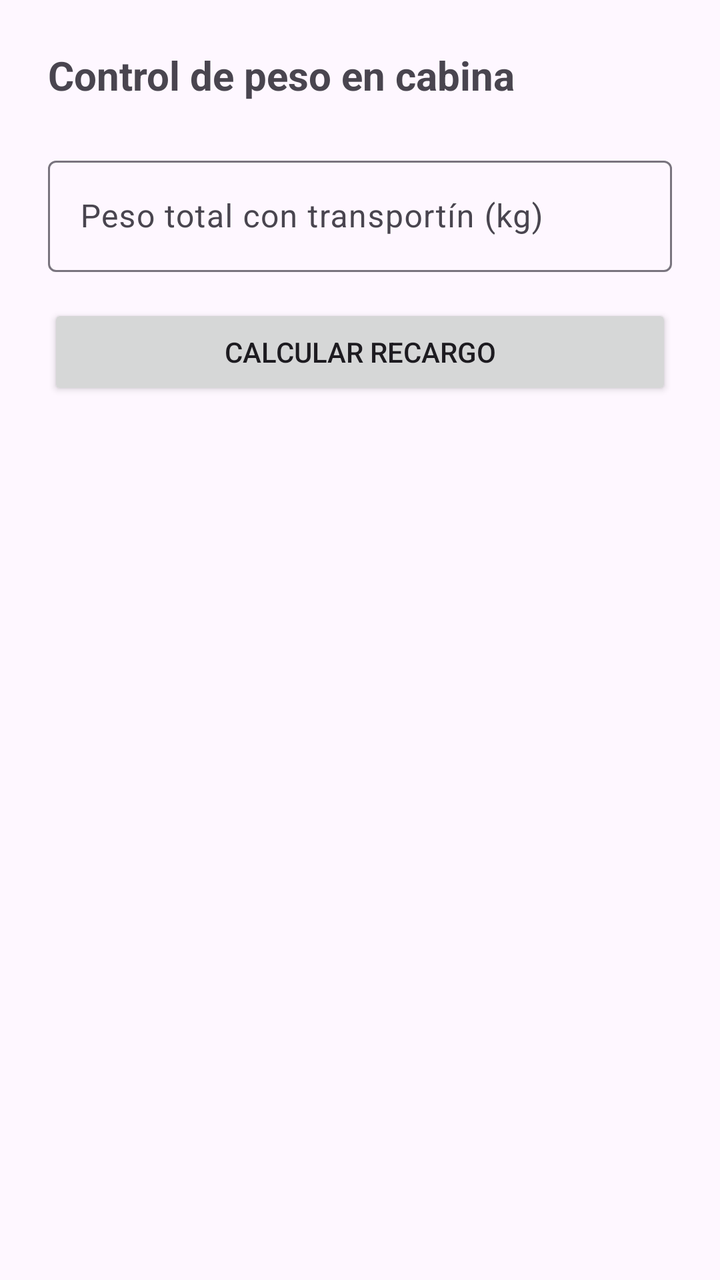
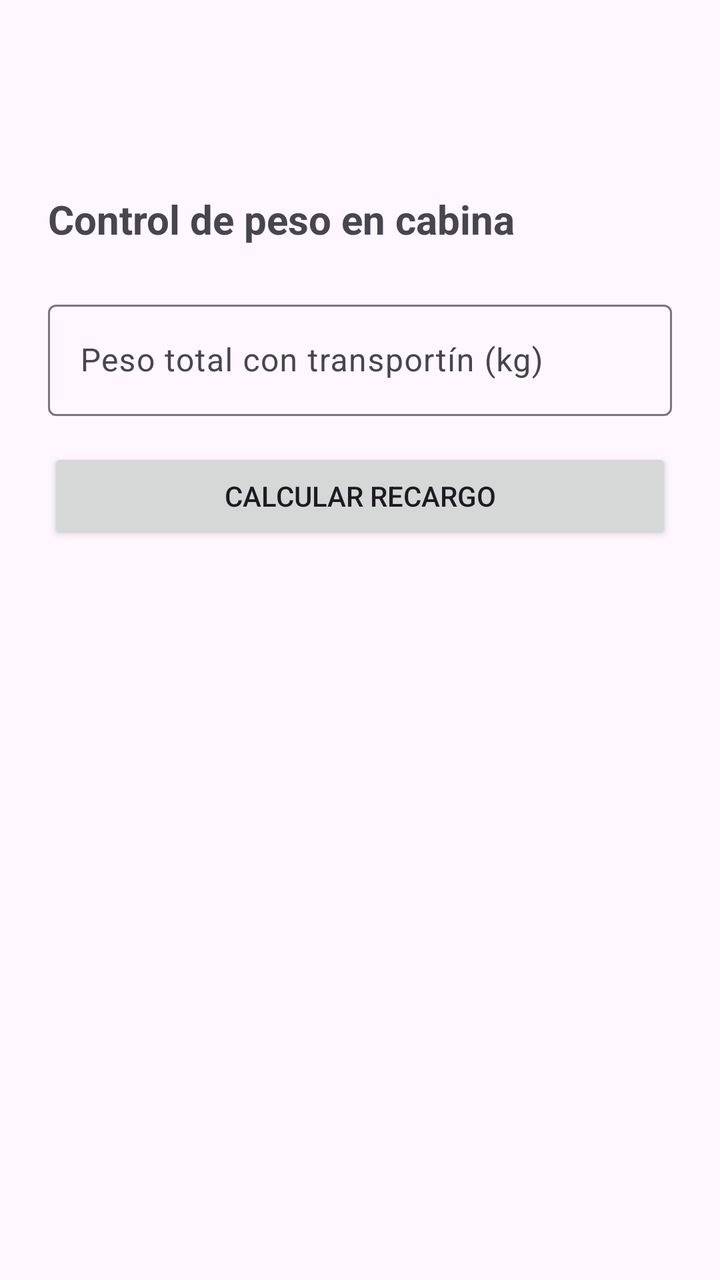

Screens rendered from an Android XML layout before and after an edit, with the pre-edit source and the edit as a unified diff.
<!-- AndroidManifest.xml: application theme Theme.AppGrupo4 -->
<!-- res/layout/fragment_pregunta1.xml -->
<?xml version="1.0" encoding="utf-8"?>
<androidx.constraintlayout.widget.ConstraintLayout
    xmlns:android="http://schemas.android.com/apk/res/android"
    xmlns:app="http://schemas.android.com/apk/res-auto"
    android:layout_width="match_parent"
    android:layout_height="match_parent"
    android:padding="24dp">

    <TextView
        android:id="@+id/tvTitulo"
        android:layout_width="0dp"
        android:layout_height="wrap_content"
        android:text="Control de peso en cabina"
        android:textAlignment="center"
        android:textSize="20sp"
        android:textStyle="bold"
        app:layout_constraintEnd_toEndOf="parent"
        app:layout_constraintStart_toStartOf="parent"
        app:layout_constraintTop_toTopOf="parent" />

    <com.google.android.material.textfield.TextInputLayout
        android:id="@+id/tilPeso"
        android:layout_width="0dp"
        android:layout_height="wrap_content"
        android:layout_marginTop="24dp"
        android:hint="Peso total con transportín (kg)"
        app:layout_constraintEnd_toEndOf="parent"
        app:layout_constraintStart_toStartOf="parent"
        app:layout_constraintTop_toBottomOf="@id/tvTitulo">

        <com.google.android.material.textfield.TextInputEditText
            android:id="@+id/etPeso"
            android:layout_width="match_parent"
            android:layout_height="wrap_content"
            android:inputType="numberDecimal" />
    </com.google.android.material.textfield.TextInputLayout>

    <Button
        android:id="@+id/btnCalcular"
        android:layout_width="0dp"
        android:layout_height="wrap_content"
        android:layout_marginTop="16dp"
        android:text="Calcular recargo"
        app:layout_constraintEnd_toEndOf="parent"
        app:layout_constraintStart_toStartOf="parent"
        app:layout_constraintTop_toBottomOf="@id/tilPeso" />

    <TextView
        android:id="@+id/tvResultadoEstado"
        android:layout_width="0dp"
        android:layout_height="wrap_content"
        android:layout_marginTop="24dp"
        android:textAlignment="center"
        android:textSize="16sp"
        android:textStyle="bold"
        app:layout_constraintEnd_toEndOf="parent"
        app:layout_constraintStart_toStartOf="parent"
        app:layout_constraintTop_toBottomOf="@id/btnCalcular" />

    <TextView
        android:id="@+id/tvDetallePesoTotal"
        android:layout_width="0dp"
        android:layout_height="wrap_content"
        android:layout_marginTop="12dp"
        android:textSize="15sp"
        app:layout_constraintEnd_toEndOf="parent"
        app:layout_constraintStart_toStartOf="parent"
        app:layout_constraintTop_toBottomOf="@id/tvResultadoEstado" />

    <TextView
        android:id="@+id/tvDetalleExceso"
        android:layout_width="0dp"
        android:layout_height="wrap_content"
        android:layout_marginTop="8dp"
        android:textSize="15sp"
        app:layout_constraintEnd_toEndOf="parent"
        app:layout_constraintStart_toStartOf="parent"
        app:layout_constraintTop_toBottomOf="@id/tvDetallePesoTotal" />

    <TextView
        android:id="@+id/tvDetalleMonto"
        android:layout_width="0dp"
        android:layout_height="wrap_content"
        android:layout_marginTop="8dp"
        android:textSize="16sp"
        android:textStyle="bold"
        app:layout_constraintEnd_toEndOf="parent"
        app:layout_constraintStart_toStartOf="parent"
        app:layout_constraintTop_toBottomOf="@id/tvDetalleExceso" />

</androidx.constraintlayout.widget.ConstraintLayout>
<!-- resources referenced by this layout -->
<resources>
  <style name="Theme.AppGrupo4" parent="Base.Theme.AppGrupo4" />
  <style name="Base.Theme.AppGrupo4" parent="Theme.Material3.DayNight.NoActionBar">
          
          
      </style>
</resources>

<!-- the commit's change to res/layout/fragment_pregunta1.xml (unified diff, before → after) -->
@@ -10,6 +10,7 @@
         android:id="@+id/tvTitulo"
         android:layout_width="0dp"
         android:layout_height="wrap_content"
+        android:layout_marginTop="72dp"
         android:text="Control de peso en cabina"
         android:textAlignment="center"
         android:textSize="20sp"
